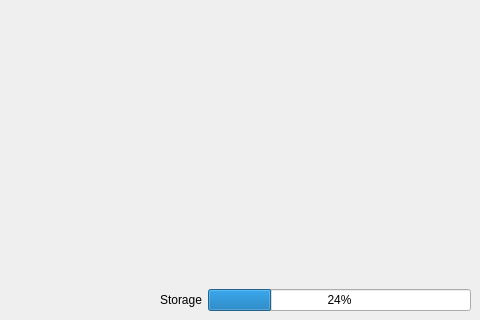
Qt form app/ui/forms/manage.ui (rondalefloyd/mts-pos) before a commit; both pictures show x 320 to 800 and y 280 to 600 of the 800 by 600 pixel window.
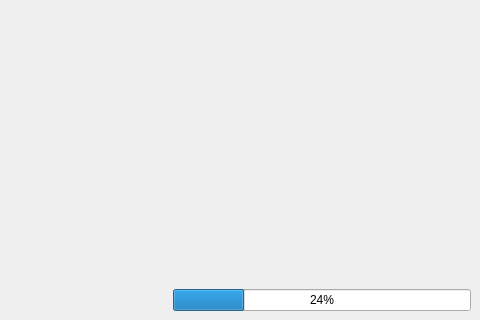
The same form after that commit.

The edit to the form file:
```diff
--- a/app/ui/forms/manage.ui
+++ b/app/ui/forms/manage.ui
@@ -92,7 +92,7 @@
           <item>
            <widget class="QLabel" name="label_3">
             <property name="text">
-             <string>Storage</string>
+             <string>&lt;DatabaseSouce&gt;</string>
             </property>
            </widget>
           </item>
```
Left out of the diff: 2 changed lines with no effect on the pictures.
